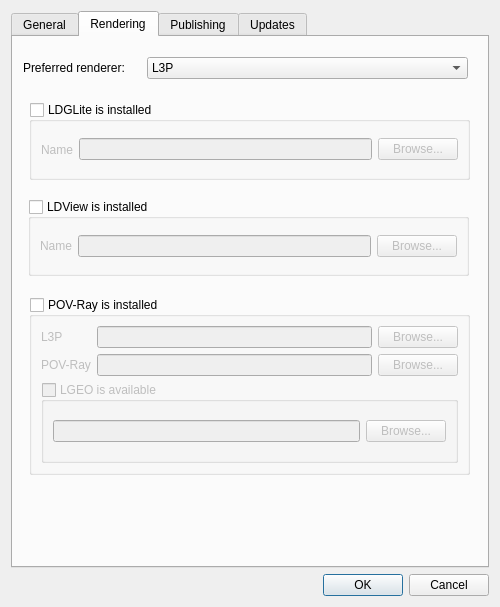
Old version of the form mainApp/preferences.ui in the repository trevorsandy/lpub3d.
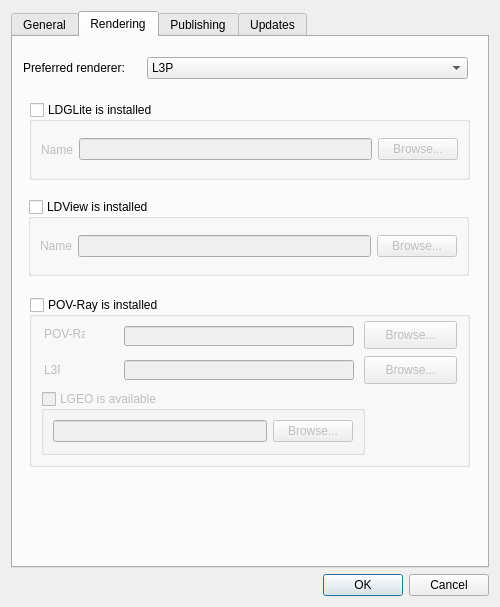
New version of the form.

Commit message: Rearrange L3P and POVRay dialogs on preferences.ui

Patch:
```diff
--- a/mainApp/preferences.ui
+++ b/mainApp/preferences.ui
@@ -433,7 +433,7 @@
          <x>16</x>
          <y>260</y>
          <width>441</width>
-         <height>178</height>
+         <height>170</height>
         </rect>
        </property>
        <property name="title">
@@ -445,43 +445,51 @@
        <property name="checked">
         <bool>false</bool>
        </property>
-       <layout class="QGridLayout" name="gridLayout_2">
-        <item row="1" column="0">
          <widget class="QLabel" name="label_3">
+        <property name="geometry">
+         <rect>
+          <x>15</x>
+          <y>29</y>
+          <width>41</width>
+          <height>16</height>
+         </rect>
+        </property>
           <property name="text">
            <string>POV-Ray</string>
           </property>
          </widget>
-        </item>
-        <item row="1" column="1">
-         <widget class="QLineEdit" name="povrayPath"/>
-        </item>
-        <item row="0" column="2">
-         <widget class="QPushButton" name="browseL3P">
-          <property name="text">
-           <string>Browse...</string>
-          </property>
-         </widget>
-        </item>
-        <item row="1" column="2">
+       <widget class="QLineEdit" name="povrayPath">
+        <property name="geometry">
+         <rect>
+          <x>95</x>
+          <y>29</y>
+          <width>230</width>
+          <height>20</height>
+         </rect>
+        </property>
+       </widget>
          <widget class="QPushButton" name="browsePOVRAY">
+        <property name="geometry">
+         <rect>
+          <x>335</x>
+          <y>24</y>
+          <width>93</width>
+          <height>28</height>
+         </rect>
+        </property>
           <property name="text">
            <string>Browse...</string>
           </property>
          </widget>
-        </item>
-        <item row="0" column="1">
-         <widget class="QLineEdit" name="l3pPath"/>
-        </item>
-        <item row="0" column="0">
-         <widget class="QLabel" name="label_7">
-          <property name="text">
-           <string>L3P</string>
-          </property>
-         </widget>
-        </item>
-        <item row="2" column="0" colspan="3">
          <widget class="QGroupBox" name="lgeoBox">
+        <property name="geometry">
+         <rect>
+          <x>12</x>
+          <y>94</y>
+          <width>324</width>
+          <height>64</height>
+         </rect>
+        </property>
           <property name="toolTip">
            <string>This library provides higher quality rendering models for POV RAY</string>
           </property>
@@ -520,8 +528,42 @@
            </item>
           </layout>
          </widget>
-        </item>
-       </layout>
+       <widget class="QPushButton" name="browseL3P">
+        <property name="geometry">
+         <rect>
+          <x>335</x>
+          <y>59</y>
+          <width>93</width>
+          <height>28</height>
+         </rect>
+        </property>
+        <property name="text">
+         <string>Browse...</string>
+        </property>
+       </widget>
+       <widget class="QLineEdit" name="l3pPath">
+        <property name="geometry">
+         <rect>
+          <x>95</x>
+          <y>63</y>
+          <width>230</width>
+          <height>20</height>
+         </rect>
+        </property>
+       </widget>
+       <widget class="QLabel" name="label_7">
+        <property name="geometry">
+         <rect>
+          <x>15</x>
+          <y>65</y>
+          <width>16</width>
+          <height>16</height>
+         </rect>
+        </property>
+        <property name="text">
+         <string>L3P</string>
+        </property>
+       </widget>
       </widget>
       <widget class="QGroupBox" name="ldgliteBox">
        <property name="geometry">
```
Lines whose indentation alone changed are shown as unchanged.
